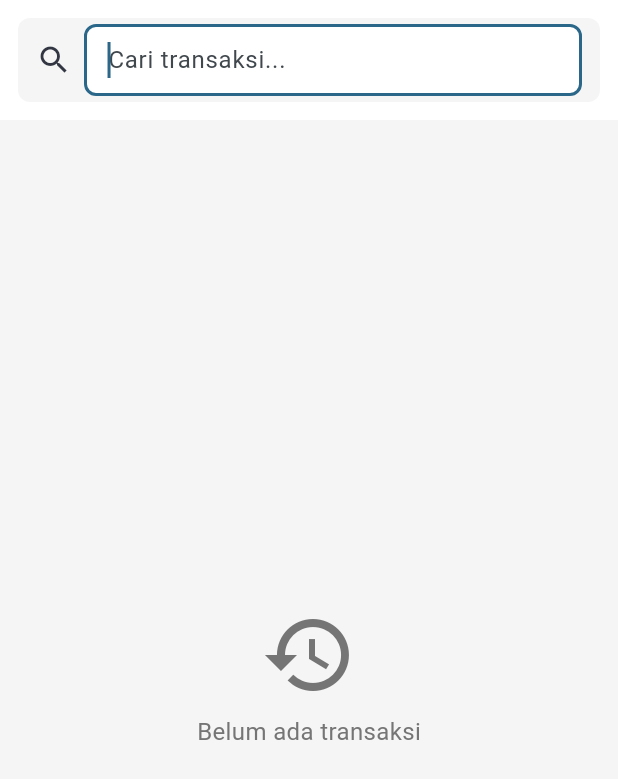
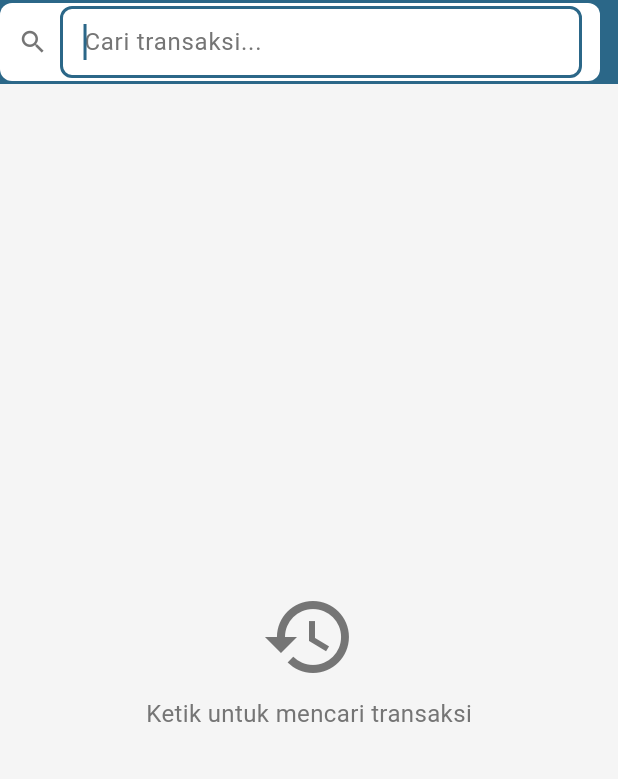
Before and after one commit to upi20/sakuku-mobile, a Flutter app: the SearchHistoryPage screen opened by its route, on a phone screen of 412 x 824 dp. Shown: the top 779 px of the screen. Run offline on Flutter 3.47's test engine with Material 3 defaults, Android fonts, the phone set to English and light mode, and no system bars; our stand-ins replace flutter_bloc, go_router, google_fonts, shared_preferences, sqflite; accounts and stored records are empty; statements that could not run were skipped.

Commit message:
fixbug fitur pencarian

```diff
--- a/lib/features/history/view/search_history_page.dart
+++ b/lib/features/history/view/search_history_page.dart
@@ -1,4 +1,5 @@
 import 'package:flutter/material.dart';
+import 'package:flutter/services.dart';
 import 'package:go_router/go_router.dart';
 import '../../../core/constants/app_colors.dart';
 import '../../../core/models/history_model.dart';
@@ -37,32 +38,35 @@ class _SearchHistoryPageState extends State<SearchHistoryPage> {
 
   @override
   Widget build(BuildContext context) {
-    return Scaffold(
+    return AnnotatedRegion<SystemUiOverlayStyle>(
+      value: SystemUiOverlayStyle.light,
+      child: Scaffold(
         backgroundColor: AppColors.background,
-      body: SafeArea(
-        child: Column(
-          children: [
-            // Search bar
-            Container(
+        appBar: AppBar(
+          backgroundColor: AppColors.primary,
+          elevation: 0,
+          iconTheme: const IconThemeData(color: Colors.white),
+          titleSpacing: 0,
+          title: Container(
+            margin: const EdgeInsets.only(right: 12),
+            decoration: BoxDecoration(
               color: Colors.white,
-              padding: const EdgeInsets.all(12),
-              child: Container(
-                decoration: BoxDecoration(
-                  color: AppColors.background,
               borderRadius: BorderRadius.circular(8),
             ),
-                padding:
-                    const EdgeInsets.symmetric(horizontal: 12, vertical: 4),
+            padding: const EdgeInsets.symmetric(horizontal: 12, vertical: 2),
             child: Row(
               children: [
-                    const Icon(Icons.search, color: AppColors.darkBlue),
+                const Icon(Icons.search, color: AppColors.darkGray, size: 20),
                 const SizedBox(width: 8),
                 Expanded(
                   child: TextField(
                     controller: _controller,
                     autofocus: true,
+                    style: const TextStyle(color: AppColors.darkBlue),
+                    cursorColor: AppColors.primary,
                     decoration: const InputDecoration(
                       hintText: 'Cari transaksi...',
+                      hintStyle: TextStyle(color: AppColors.darkGray),
                       border: InputBorder.none,
                       isDense: true,
                     ),
@@ -82,12 +86,14 @@ class _SearchHistoryPageState extends State<SearchHistoryPage> {
             ),
           ),
         ),
+        body: Column(
+          children: [
             // Results
             Expanded(
               child: !_searched
                   ? const EmptyState(
                       icon: Icons.history,
-                      message: 'Belum ada transaksi',
+                      message: 'Ketik untuk mencari transaksi',
                     )
                   : _results.isEmpty
                       ? const EmptyState(
```
Also changed, not shown: 1 other file. Lines whose indentation alone changed are shown as unchanged.
